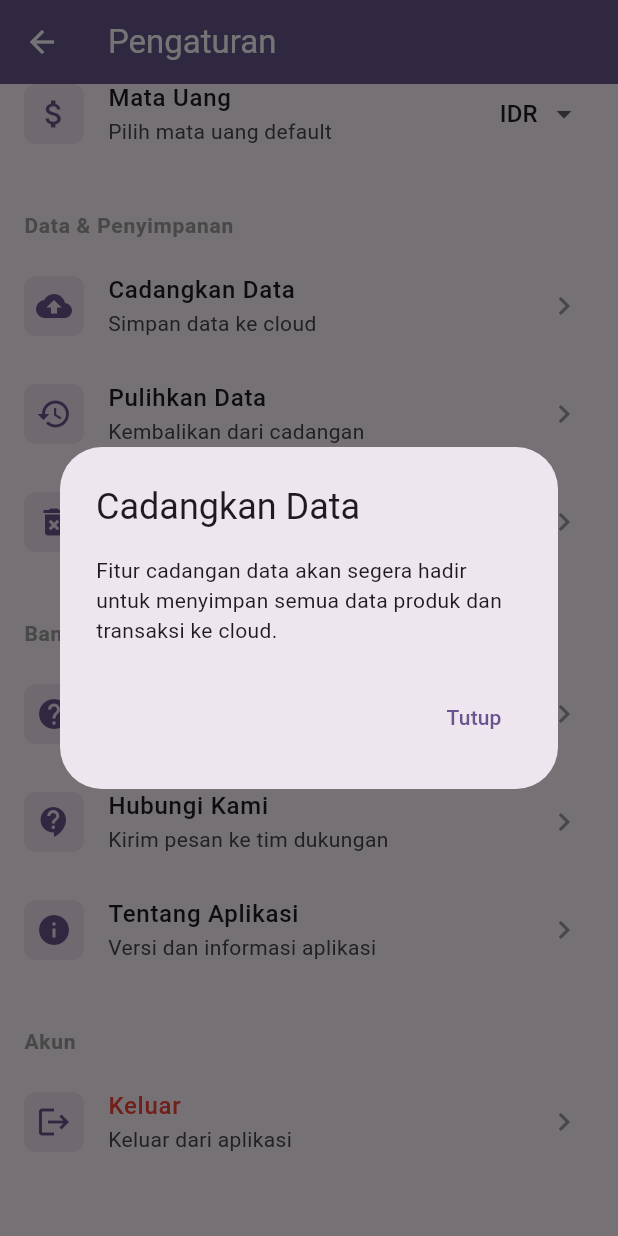
After one commit to andikasanjaya9157364-alt/Tugas-1, a Flutter app: the SettingsScreen screen opened directly, scrolled down 524 dp, after a tap on "Cadangkan Data", on a phone screen of 412 x 824 dp. The commit adds this screen. Run offline on Flutter 3.47's test engine with Material 3 defaults, Android fonts, the phone set to English and light mode, and no system bars; our stand-ins replace shared_preferences; accounts and stored records are empty.

Commit message:
penambahan menu setting

```diff
--- /dev/null
+++ b/lib/screens/settings_screen.dart
@@ -0,0 +1,503 @@
+import 'package:flutter/material.dart';
+import 'package:shared_preferences/shared_preferences.dart';
+
+class SettingsScreen extends StatefulWidget {
+  const SettingsScreen({super.key});
+
+  @override
+  State<SettingsScreen> createState() => _SettingsScreenState();
+}
+
+class _SettingsScreenState extends State<SettingsScreen> {
+  bool _notificationsEnabled = true;
+  bool _darkModeEnabled = false;
+  String _selectedLanguage = 'Indonesia';
+  String _selectedCurrency = 'IDR';
+
+  @override
+  void initState() {
+    super.initState();
+    _loadSettings();
+  }
+
+  Future<void> _loadSettings() async {
+    final prefs = await SharedPreferences.getInstance();
+    setState(() {
+      _notificationsEnabled = prefs.getBool('notifications') ?? true;
+      _darkModeEnabled = prefs.getBool('darkMode') ?? false;
+      _selectedLanguage = prefs.getString('language') ?? 'Indonesia';
+      _selectedCurrency = prefs.getString('currency') ?? 'IDR';
+    });
+  }
+
+  Future<void> _saveSetting(String key, dynamic value) async {
+    final prefs = await SharedPreferences.getInstance();
+    if (value is bool) {
+      await prefs.setBool(key, value);
+    } else if (value is String) {
+      await prefs.setString(key, value);
+    }
+  }
+
+  @override
+  Widget build(BuildContext context) {
+    return Scaffold(
+      appBar: AppBar(
+        title: const Text('Pengaturan'),
+        elevation: 0,
+        backgroundColor: Theme.of(context).primaryColor,
+        foregroundColor: Colors.white,
+      ),
+      body: SingleChildScrollView(
+        child: Column(
+          crossAxisAlignment: CrossAxisAlignment.start,
+          children: [
+            // Profile Section
+            _buildSectionHeader('Akun & Profil'),
+            _buildSettingItem(
+              icon: Icons.person,
+              title: 'Profil Pengguna',
+              subtitle: 'Kelola informasi akun Anda',
+              onTap: () => _showProfileDialog(),
+            ),
+            _buildSettingItem(
+              icon: Icons.business,
+              title: 'Informasi Toko',
+              subtitle: 'Detail restoran/kedai',
+              onTap: () => _showStoreInfoDialog(),
+            ),
+
+            const SizedBox(height: 20),
+
+            // Preferences Section
+            _buildSectionHeader('Preferensi'),
+            _buildSwitchItem(
+              icon: Icons.notifications,
+              title: 'Notifikasi',
+              subtitle: 'Aktifkan pemberitahuan transaksi',
+              value: _notificationsEnabled,
+              onChanged: (value) {
+                setState(() => _notificationsEnabled = value);
+                _saveSetting('notifications', value);
+              },
+            ),
+            _buildSwitchItem(
+              icon: Icons.dark_mode,
+              title: 'Mode Gelap',
+              subtitle: 'Tema gelap untuk aplikasi',
+              value: _darkModeEnabled,
+              onChanged: (value) {
+                setState(() => _darkModeEnabled = value);
+                _saveSetting('darkMode', value);
+              },
+            ),
+
+            const SizedBox(height: 20),
+
+            // Regional Section
+            _buildSectionHeader('Regional'),
+            _buildDropdownItem(
+              icon: Icons.language,
+              title: 'Bahasa',
+              subtitle: 'Pilih bahasa aplikasi',
+              value: _selectedLanguage,
+              items: ['Indonesia', 'English'],
+              onChanged: (value) {
+                setState(() => _selectedLanguage = value!);
+                _saveSetting('language', value);
+              },
+            ),
+            _buildDropdownItem(
+              icon: Icons.attach_money,
+              title: 'Mata Uang',
+              subtitle: 'Pilih mata uang default',
+              value: _selectedCurrency,
+              items: ['IDR', 'USD', 'EUR'],
+              onChanged: (value) {
+                setState(() => _selectedCurrency = value!);
+                _saveSetting('currency', value);
+              },
+            ),
+
+            const SizedBox(height: 20),
+
+            // Data & Storage Section
+            _buildSectionHeader('Data & Penyimpanan'),
+            _buildSettingItem(
+              icon: Icons.backup,
+              title: 'Cadangkan Data',
+              subtitle: 'Simpan data ke cloud',
+              onTap: () => _showBackupDialog(),
+            ),
+            _buildSettingItem(
+              icon: Icons.restore,
+              title: 'Pulihkan Data',
+              subtitle: 'Kembalikan dari cadangan',
+              onTap: () => _showRestoreDialog(),
+            ),
+            _buildSettingItem(
+              icon: Icons.delete_forever,
+              title: 'Hapus Semua Data',
+              subtitle: 'Hapus semua data aplikasi',
+              textColor: Colors.red,
+              onTap: () => _showDeleteDataDialog(),
+            ),
+
+            const SizedBox(height: 20),
+
+            // Support Section
+            _buildSectionHeader('Bantuan & Dukungan'),
+            _buildSettingItem(
+              icon: Icons.help,
+              title: 'Pusat Bantuan',
+              subtitle: 'FAQ dan panduan penggunaan',
+              onTap: () => _showHelpDialog(),
+            ),
+            _buildSettingItem(
+              icon: Icons.contact_support,
+              title: 'Hubungi Kami',
+              subtitle: 'Kirim pesan ke tim dukungan',
+              onTap: () => _showContactDialog(),
+            ),
+            _buildSettingItem(
+              icon: Icons.info,
+              title: 'Tentang Aplikasi',
+              subtitle: 'Versi dan informasi aplikasi',
+              onTap: () => _showAboutDialog(),
+            ),
+
+            const SizedBox(height: 20),
+
+            // Account Section
+            _buildSectionHeader('Akun'),
+            _buildSettingItem(
+              icon: Icons.logout,
+              title: 'Keluar',
+              subtitle: 'Keluar dari aplikasi',
+              textColor: Colors.red,
+              onTap: () => _showLogoutDialog(),
+            ),
+
+            const SizedBox(height: 40),
+          ],
+        ),
+      ),
+    );
+  }
+
+  Widget _buildSectionHeader(String title) {
+    return Container(
+      padding: const EdgeInsets.symmetric(horizontal: 16, vertical: 8),
+      child: Text(
+        title,
+        style: const TextStyle(
+          fontSize: 14,
+          fontWeight: FontWeight.bold,
+          color: Colors.grey,
+          letterSpacing: 0.5,
+        ),
+      ),
+    );
+  }
+
+  Widget _buildSettingItem({
+    required IconData icon,
+    required String title,
+    required String subtitle,
+    Color? textColor,
+    required VoidCallback onTap,
+  }) {
+    return ListTile(
+      leading: Container(
+        padding: const EdgeInsets.all(8),
+        decoration: BoxDecoration(
+          color: Theme.of(context).primaryColor.withOpacity(0.1),
+          borderRadius: BorderRadius.circular(8),
+        ),
+        child: Icon(icon, color: Theme.of(context).primaryColor),
+      ),
+      title: Text(
+        title,
+        style: TextStyle(
+          fontWeight: FontWeight.w500,
+          color: textColor,
+        ),
+      ),
+      subtitle: Text(subtitle),
+      trailing: Icon(Icons.chevron_right, color: Colors.grey),
+      onTap: onTap,
+    );
+  }
+
+  Widget _buildSwitchItem({
+    required IconData icon,
+    required String title,
+    required String subtitle,
+    required bool value,
+    required ValueChanged<bool> onChanged,
+  }) {
+    return ListTile(
+      leading: Container(
+        padding: const EdgeInsets.all(8),
+        decoration: BoxDecoration(
+          color: Theme.of(context).primaryColor.withOpacity(0.1),
+          borderRadius: BorderRadius.circular(8),
+        ),
+        child: Icon(icon, color: Theme.of(context).primaryColor),
+      ),
+      title: Text(
+        title,
+        style: const TextStyle(fontWeight: FontWeight.w500),
+      ),
+      subtitle: Text(subtitle),
+      trailing: Switch(
+        value: value,
+        onChanged: onChanged,
+        activeColor: Theme.of(context).primaryColor,
+      ),
+    );
+  }
+
+  Widget _buildDropdownItem({
+    required IconData icon,
+    required String title,
+    required String subtitle,
+    required String value,
+    required List<String> items,
+    required ValueChanged<String?> onChanged,
+  }) {
+    return ListTile(
+      leading: Container(
+        padding: const EdgeInsets.all(8),
+        decoration: BoxDecoration(
+          color: Theme.of(context).primaryColor.withOpacity(0.1),
+          borderRadius: BorderRadius.circular(8),
+        ),
+        child: Icon(icon, color: Theme.of(context).primaryColor),
+      ),
+      title: Text(
+        title,
+        style: const TextStyle(fontWeight: FontWeight.w500),
+      ),
+      subtitle: Text(subtitle),
+      trailing: DropdownButton<String>(
+        value: value,
+        items: items.map((String item) {
+          return DropdownMenuItem<String>(
+            value: item,
+            child: Text(item),
+          );
+        }).toList(),
+        onChanged: onChanged,
+        underline: const SizedBox(),
+      ),
+    );
+  }
+
+  // Dialog methods
+  void _showProfileDialog() {
+    showDialog(
+      context: context,
+      builder: (context) => AlertDialog(
+        title: const Text('Profil Pengguna'),
+        content: const Column(
+          mainAxisSize: MainAxisSize.min,
+          children: [
+            Text('Fitur profil pengguna akan segera hadir!'),
+            SizedBox(height: 8),
+            Text('Kelola nama, email, dan informasi lainnya.'),
+          ],
+        ),
+        actions: [
+          TextButton(
+            onPressed: () => Navigator.pop(context),
+            child: const Text('Tutup'),
+          ),
+        ],
+      ),
+    );
+  }
+
+  void _showStoreInfoDialog() {
+    showDialog(
+      context: context,
+      builder: (context) => AlertDialog(
+        title: const Text('Informasi Toko'),
+        content: const Column(
+          mainAxisSize: MainAxisSize.min,
+          children: [
+            Text('Fitur informasi toko akan segera hadir!'),
+            SizedBox(height: 8),
+            Text('Kelola nama toko, alamat, dan jam operasional.'),
+          ],
+        ),
+        actions: [
+          TextButton(
+            onPressed: () => Navigator.pop(context),
+            child: const Text('Tutup'),
+          ),
+        ],
+      ),
+    );
+  }
+
+  void _showBackupDialog() {
+    showDialog(
+      context: context,
+      builder: (context) => AlertDialog(
+        title: const Text('Cadangkan Data'),
+        content: const Text('Fitur cadangan data akan segera hadir untuk menyimpan semua data produk dan transaksi ke cloud.'),
+        actions: [
+          TextButton(
+            onPressed: () => Navigator.pop(context),
+            child: const Text('Tutup'),
+          ),
+        ],
+      ),
+    );
+  }
+
+  void _showRestoreDialog() {
+    showDialog(
+      context: context,
+      builder: (context) => AlertDialog(
+        title: const Text('Pulihkan Data'),
+        content: const Text('Fitur pemulihan data akan segera hadir untuk mengembalikan data dari cadangan cloud.'),
+        actions: [
+          TextButton(
+            onPressed: () => Navigator.pop(context),
+            child: const Text('Tutup'),
+          ),
+        ],
+      ),
+    );
+  }
+
+  void _showDeleteDataDialog() {
+    showDialog(
+      context: context,
+      builder: (context) => AlertDialog(
+        title: const Text('Hapus Semua Data'),
+        content: const Text('Apakah Anda yakin ingin menghapus semua data? Tindakan ini tidak dapat dibatalkan.'),
+        actions: [
+          TextButton(
+            onPressed: () => Navigator.pop(context),
+            child: const Text('Batal'),
+          ),
+          TextButton(
+            onPressed: () {
+              // Implement delete all data logic
+              Navigator.pop(context);
+              ScaffoldMessenger.of(context).showSnackBar(
+                const SnackBar(content: Text('Fitur hapus data akan segera hadir')),
+              );
+            },
+            child: const Text('Hapus', style: TextStyle(color: Colors.red)),
+          ),
+        ],
+      ),
+    );
+  }
+
+  void _showHelpDialog() {
+    showDialog(
+      context: context,
+      builder: (context) => AlertDialog(
+        title: const Text('Pusat Bantuan'),
+        content: const Column(
+          mainAxisSize: MainAxisSize.min,
+          children: [
+            Text('Panduan Penggunaan Kasir Cerdas:'),
+            SizedBox(height: 8),
+            Text('• Tambah produk di menu Produk'),
+            Text('• Kelola keranjang belanja'),
+            Text('• Proses pembayaran dengan berbagai metode'),
+            Text('• Lihat riwayat transaksi'),
+          ],
+        ),
+        actions: [
+          TextButton(
+            onPressed: () => Navigator.pop(context),
+            child: const Text('Tutup'),
+          ),
+        ],
+      ),
+    );
+  }
+
+  void _showContactDialog() {
+    showDialog(
+      context: context,
+      builder: (context) => AlertDialog(
+        title: const Text('Hubungi Kami'),
+        content: const Column(
+          mainAxisSize: MainAxisSize.min,
+          children: [
+            Text('Email: support@kasircerdas.com'),
+            SizedBox(height: 4),
+            Text('Telepon: +62 812-3456-7890'),
+            SizedBox(height: 8),
+            Text('Tim dukungan kami siap membantu Anda 24/7.'),
+          ],
+        ),
+        actions: [
+          TextButton(
+            onPressed: () => Navigator.pop(context),
+            child: const Text('Tutup'),
+          ),
+        ],
+      ),
+    );
+  }
+
+  void _showAboutDialog() {
+    showDialog(
+      context: context,
+      builder: (context) => AlertDialog(
+        title: const Text('Tentang Kasir Cerdas'),
+        content: const Column(
+          mainAxisSize: MainAxisSize.min,
+          children: [
+            Text('Versi: 1.0.0'),
+            SizedBox(height: 8),
+            Text('Aplikasi kasir modern untuk restoran dan kedai dengan integrasi Firebase dan dukungan pembayaran digital Indonesia.'),
+            SizedBox(height: 8),
+            Text('© 2024 Kasir Cerdas Team'),
+          ],
+        ),
+        actions: [
+          TextButton(
+            onPressed: () => Navigator.pop(context),
+            child: const Text('Tutup'),
+          ),
+        ],
+      ),
+    );
+  }
+
+  void _showLogoutDialog() {
+    showDialog(
+      context: context,
+      builder: (context) => AlertDialog(
+        title: const Text('Keluar dari Aplikasi'),
+        content: const Text('Apakah Anda yakin ingin keluar dari aplikasi?'),
+        actions: [
+          TextButton(
+            onPressed: () => Navigator.pop(context),
+            child: const Text('Batal'),
+          ),
+          TextButton(
+            onPressed: () {
+              // Implement logout logic
+              Navigator.pop(context);
+              ScaffoldMessenger.of(context).showSnackBar(
+                const SnackBar(content: Text('Fitur logout akan segera hadir')),
+              );
+            },
+            child: const Text('Keluar', style: TextStyle(color: Colors.red)),
+          ),
+        ],
+      ),
+    );
+  }
+}
--- a/pubspec.yaml
+++ b/pubspec.yaml
@@ -48,6 +48,9 @@ dependencies:
 
   # UUID generation
   uuid: ^4.0.0
+
+  # Local storage
+  shared_preferences: ^2.0.0
 
 dev_dependencies:
   flutter_test:
```
Also changed, not shown: lib/screens/home_screen.dart (+11 -1 lines), pubspec.lock, 1 other file.
